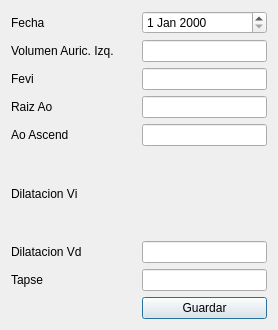
Qt form ecodialog.ui (iyustlop/valvulares) before a commit.
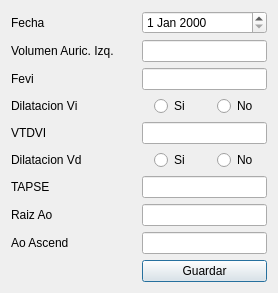
The same form after that commit.

Diff of the .ui file:
```diff
--- a/ecodialog.ui
+++ b/ecodialog.ui
@@ -7,63 +7,32 @@
     <x>0</x>
     <y>0</y>
     <width>278</width>
-    <height>330</height>
+    <height>282</height>
    </rect>
   </property>
   <property name="windowTitle">
    <string>Dialog</string>
   </property>
   <layout class="QGridLayout" name="gridLayout">
-   <item row="6" column="0">
-    <widget class="QLabel" name="labelDilatVi">
-     <property name="text">
-      <string>Dilatacion Vi</string>
-     </property>
-    </widget>
+   <item row="2" column="1">
+    <widget class="QLineEdit" name="lineEditVolAuIz"/>
    </item>
-   <item row="10" column="0">
-    <widget class="QLabel" name="labelDilatVd">
-     <property name="text">
-      <string>Dilatacion Vd</string>
-     </property>
-    </widget>
+   <item row="14" column="1">
+    <widget class="QLineEdit" name="lineEditTapse"/>
    </item>
-   <item row="5" column="1">
-    <widget class="QLineEdit" name="lineEditAoAsc"/>
-   </item>
-   <item row="4" column="1">
-    <widget class="QLineEdit" name="lineEditRaizAo"/>
-   </item>
-   <item row="10" column="1">
-    <widget class="QLineEdit" name="lineEditDilataVd"/>
-   </item>
-   <item row="12" column="1">
+   <item row="17" column="1">
     <widget class="QPushButton" name="pushButtonGuardar">
      <property name="text">
       <string>Guardar</string>
      </property>
     </widget>
    </item>
-   <item row="11" column="1">
-    <widget class="QLineEdit" name="lineEditTapse"/>
-   </item>
-   <item row="4" column="0">
-    <widget class="QLabel" name="labelRaizAo">
-     <property name="text">
-      <string>Raiz Ao</string>
-     </property>
-    </widget>
+   <item row="1" column="1">
+    <widget class="QDateEdit" name="dateEditFechaEco"/>
    </item>
    <item row="3" column="1">
     <widget class="QLineEdit" name="lineEditFevi"/>
    </item>
-   <item row="2" column="0">
-    <widget class="QLabel" name="labelVolAuIzq">
-     <property name="text">
-      <string>Volumen Auric. Izq.</string>
-     </property>
-    </widget>
-   </item>
    <item row="3" column="0">
     <widget class="QLabel" name="labelFevi">
      <property name="text">
@@ -71,39 +40,113 @@
      </property>
     </widget>
    </item>
-   <item row="1" column="1">
-    <widget class="QDateEdit" name="dateEditFechaEco"/>
+   <item row="2" column="0">
+    <widget class="QLabel" name="labelVolAuIzq">
+     <property name="text">
+      <string>Volumen Auric. Izq.</string>
+     </property>
+    </widget>
    </item>
-   <item row="11" column="0">
+   <item row="1" column="0">
+    <widget class="QLabel" name="label">
+     <property name="text">
+      <string>Fecha</string>
+     </property>
+    </widget>
+   </item>
+   <item row="14" column="0">
     <widget class="QLabel" name="labelTapse">
      <property name="text">
-      <string>Tapse</string>
+      <string>TAPSE</string>
      </property>
     </widget>
    </item>
-   <item row="5" column="0">
-    <widget class="QLabel" name="labelAoAsc">
-     <property name="text">
-      <string>Ao Ascend</string>
-     </property>
-    </widget>
-   </item>
-   <item row="12" column="0">
+   <item row="17" column="0">
     <widget class="QDialogButtonBox" name="buttonBox">
      <property name="orientation">
       <enum>Qt::Horizontal</enum>
      </property>
     </widget>
    </item>
-   <item row="1" column="0">
-    <widget class="QLabel" name="label">
+   <item row="6" column="0">
+    <widget class="QLabel" name="labelVTDVI">
      <property name="text">
-      <string>Fecha</string>
+      <string>VTDVI</string>
      </property>
     </widget>
    </item>
-   <item row="2" column="1">
-    <widget class="QLineEdit" name="lineEditVolAuIz"/>
+   <item row="15" column="0">
+    <widget class="QLabel" name="labelRaizAo">
+     <property name="text">
+      <string>Raiz Ao</string>
+     </property>
+    </widget>
+   </item>
+   <item row="5" column="0">
+    <widget class="QLabel" name="labelDilatVi">
+     <property name="text">
+      <string>Dilatacion Vi</string>
+     </property>
+    </widget>
+   </item>
+   <item row="6" column="1">
+    <widget class="QLineEdit" name="lineEditVTDVI"/>
+   </item>
+   <item row="7" column="0">
+    <widget class="QLabel" name="labelDilatVd">
+     <property name="text">
+      <string>Dilatacion Vd</string>
+     </property>
+    </widget>
+   </item>
+   <item row="15" column="1">
+    <widget class="QLineEdit" name="lineEditRaizAo"/>
+   </item>
+   <item row="5" column="1">
+    <layout class="QHBoxLayout" name="horizontalLayout">
+     <item alignment="Qt::AlignHCenter">
+      <widget class="QRadioButton" name="radioButtonDiViSi">
+       <property name="text">
+        <string>Si</string>
+       </property>
+      </widget>
+     </item>
+     <item alignment="Qt::AlignHCenter">
+      <widget class="QRadioButton" name="radioButtonDiViNo">
+       <property name="text">
+        <string>No</string>
+       </property>
+      </widget>
+     </item>
+    </layout>
+   </item>
+   <item row="7" column="1">
+    <layout class="QHBoxLayout" name="horizontalLayout_2">
+     <item alignment="Qt::AlignHCenter">
+      <widget class="QRadioButton" name="radioButtonDiVdSi">
+       <property name="text">
+        <string>Si</string>
+       </property>
+      </widget>
+     </item>
+     <item alignment="Qt::AlignHCenter">
+      <widget class="QRadioButton" name="radioButtonDiVdNo">
+       <property name="text">
+        <string>No</string>
+       </property>
+      </widget>
+     </item>
+    </layout>
+   </item>
+   <item row="16" column="0">
+    <widget class="QLabel" name="labelAoAsc">
+     <property name="text">
+      <string>Ao Ascend</string>
+     </property>
+    </widget>
+   </item>
+   <item row="16" column="1">
+    <widget class="QLineEdit" name="lineEditAoAsc"/>
    </item>
   </layout>
  </widget>
```
Left out of the diff: 3 changed lines with no effect on the pictures.
